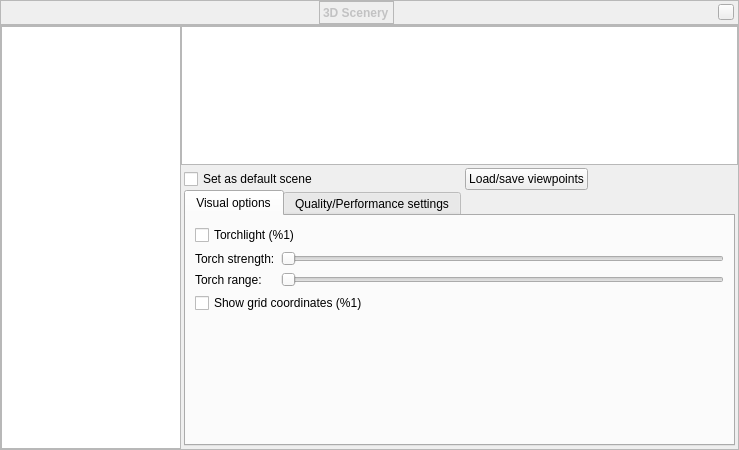
Old version of the form plugins/Scenery3d/src/gui/scenery3dDialog.ui in the repository 519984307/stellarium_src.
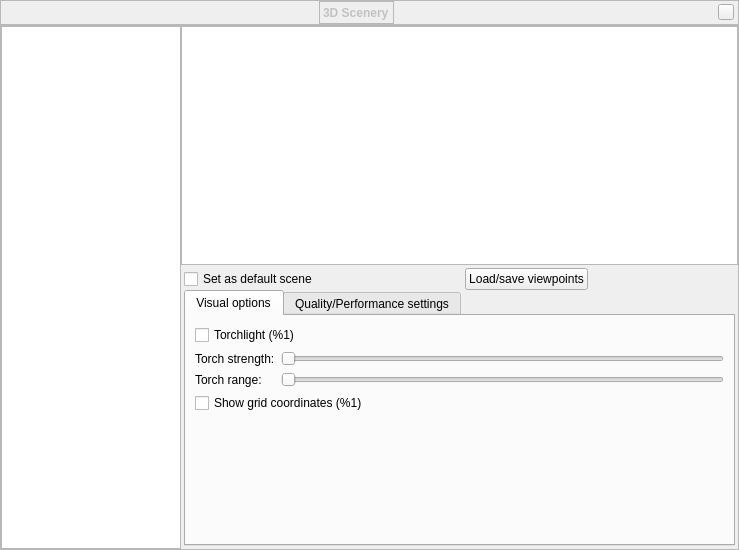
New version of the form. The open tabs and pages were chosen to show the change. Custom widgets are drawn as their Qt base class.

```diff
--- a/plugins/Scenery3d/src/gui/scenery3dDialog.ui
+++ b/plugins/Scenery3d/src/gui/scenery3dDialog.ui
@@ -7,7 +7,7 @@
     <x>0</x>
     <y>0</y>
     <width>699</width>
-    <height>450</height>
+    <height>550</height>
    </rect>
   </property>
   <property name="font">
```
Left out of the diff: 2 changed lines with no effect on the pictures.
